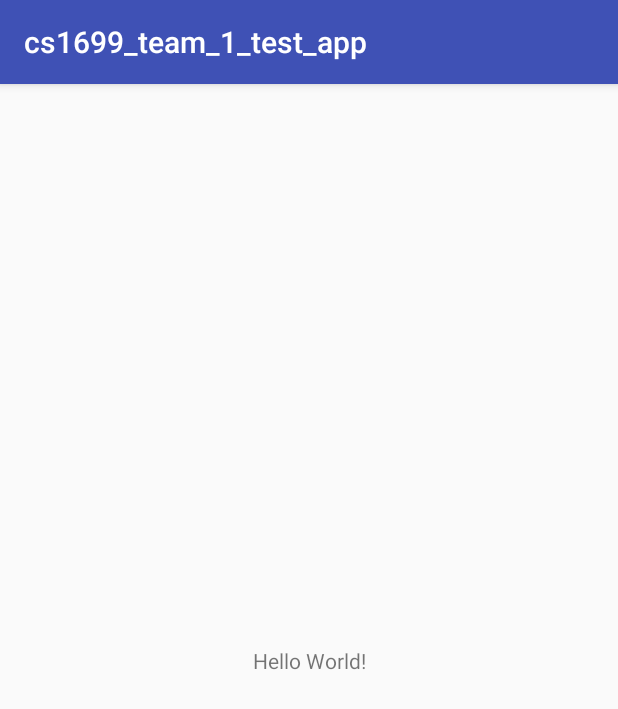
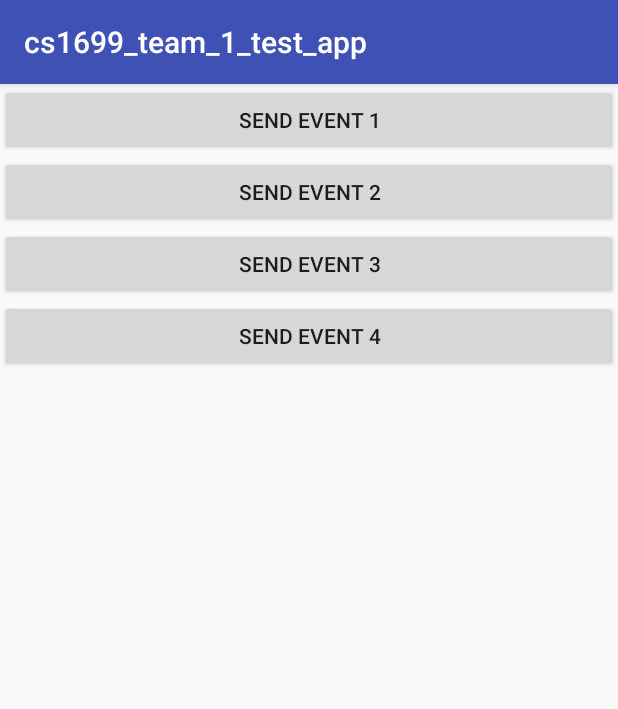
Before and after one commit to JoshRodstein/1699-project, an Android app: the screen it shows after launch (MainActivity), on a phone screen of 412 x 824 dp. Shown: the top 709 px of the screen. Run offline under Robolectric (Android 15) with nearby library versions, the phone set to English and light mode, and no system bars.

Commit message:
mostly finished with testing tool... just need the name of the main apps broadcast receiver

```diff
--- a/TestApp/app/build.gradle
+++ b/TestApp/app/build.gradle
@@ -22,6 +22,9 @@ dependencies {
     implementation fileTree(dir: 'libs', include: ['*.jar'])
     implementation 'com.android.support:appcompat-v7:26.1.0'
     implementation 'com.android.support.constraint:constraint-layout:1.0.2'
+    compile 'com.google.code.gson:gson:2.8.2'
+
+
     testImplementation 'junit:junit:4.12'
     androidTestImplementation 'com.android.support.test:runner:1.0.1'
     androidTestImplementation 'com.android.support.test.espresso:espresso-core:3.0.1'
--- a/TestApp/app/src/main/res/layout/activity_main.xml
+++ b/TestApp/app/src/main/res/layout/activity_main.xml
@@ -1,18 +1,38 @@
 <?xml version="1.0" encoding="utf-8"?>
-<android.support.constraint.ConstraintLayout xmlns:android="http://schemas.android.com/apk/res/android"
+<LinearLayout xmlns:android="http://schemas.android.com/apk/res/android"
     xmlns:app="http://schemas.android.com/apk/res-auto"
     xmlns:tools="http://schemas.android.com/tools"
     android:layout_width="match_parent"
     android:layout_height="match_parent"
+    android:orientation="vertical"
     tools:context="edu.pitt.cs1699_team_1_test_app.MainActivity">
 
-    <TextView
-        android:layout_width="wrap_content"
+
+    <Button
+        android:id="@+id/button"
+        android:layout_width="match_parent"
         android:layout_height="wrap_content"
-        android:text="Hello World!"
-        app:layout_constraintBottom_toBottomOf="parent"
-        app:layout_constraintLeft_toLeftOf="parent"
-        app:layout_constraintRight_toRightOf="parent"
-        app:layout_constraintTop_toTopOf="parent" />
+        android:onClick="onTrigger1ButtonClicked"
+        android:text="Send Event 1" />
 
-</android.support.constraint.ConstraintLayout>
+    <Button
+        android:id="@+id/button2"
+        android:layout_width="match_parent"
+        android:layout_height="wrap_content"
+        android:onClick="onTrigger2ButtonClicked"
+        android:text="Send Event 2" />
+
+    <Button
+        android:id="@+id/button3"
+        android:layout_width="match_parent"
+        android:layout_height="wrap_content"
+        android:onClick="onTrigger3ButtonClicked"
+        android:text="Send Event 3" />
+
+    <Button
+        android:id="@+id/button4"
+        android:layout_width="match_parent"
+        android:layout_height="wrap_content"
+        android:onClick="onTrigger4ButtonClicked"
+        android:text="Send Event 4" />
+</LinearLayout>
```
Also changed, not shown: TestApp/app/src/main/java/edu/pitt/cs1699_team_1_test_app/MainActivity.java (+81 -1 lines), TestApp/app/src/main/java/edu/pitt/cs1699_team_1_test_app/event/BuildingStateEvent.java (added, +29 -0 lines), TestApp/app/src/main/java/edu/pitt/cs1699_team_1_test_app/event/SportEvent.java (added, +35 -0 lines), TestApp/app/src/main/java/edu/pitt/cs1699_team_1_test_app/event/UserEnterEvent.java (added, +30 -0 lines), TestApp/app/src/main/java/edu/pitt/cs1699_team_1_test_app/event/WeatherEvent.java (added, +27 -0 lines).
